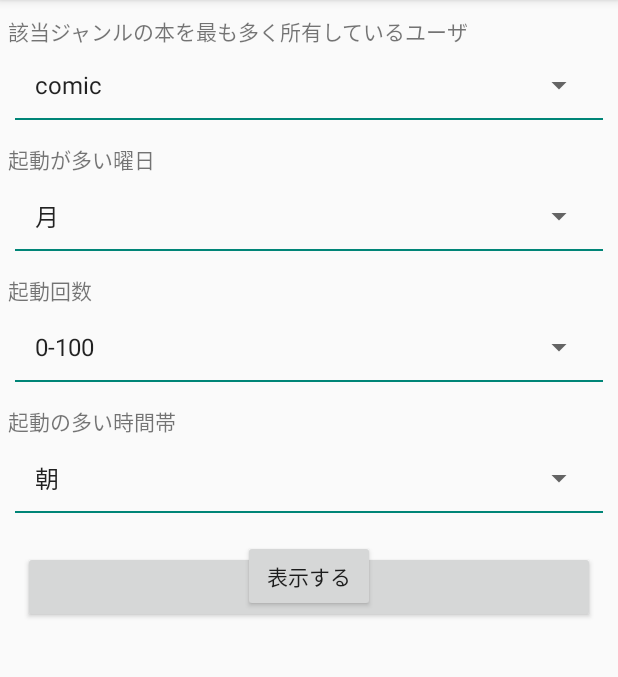
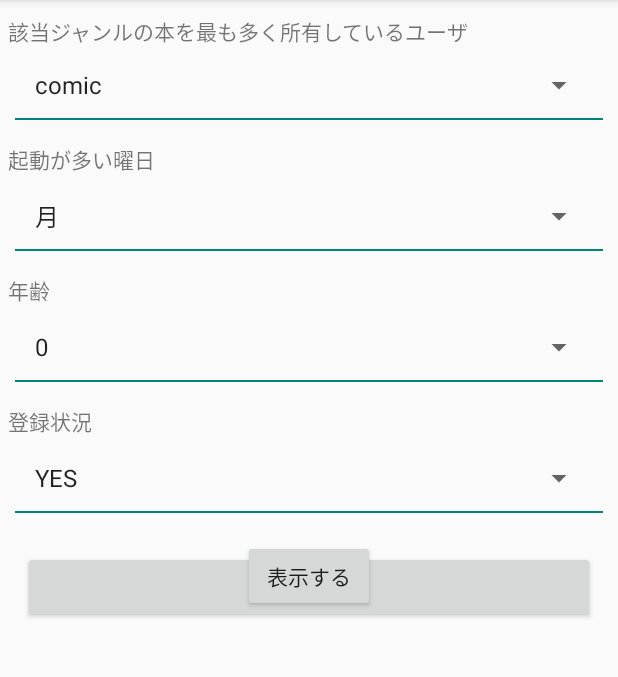
Before and after one commit to INFOCITY/richflyer-sdk-android, an Android app: the screen it shows after launch (MainActivity), on a phone screen of 412 x 824 dp, the part 84-761 px from its top. Run offline under Robolectric (Android 15) with nearby library versions, the phone set to English and light mode, and no system bars; libraries missing offline, so code that uses them is left out: jp.co.infocity; 1 statement that could not run was skipped.

```diff
--- a/example/app/build.gradle
+++ b/example/app/build.gradle
@@ -58,7 +58,7 @@ dependencies {
 
     implementation platform('com.google.firebase:firebase-bom:30.1.0')
     implementation 'com.google.firebase:firebase-messaging'
-    implementation 'jp.co.infocity:RichFlyer:1.4.9'
+    implementation 'jp.co.infocity:RichFlyer:1.5.3'
 
 }
 
--- a/example/app/src/main/java/net/richflyer/app/MainActivity.java
+++ b/example/app/src/main/java/net/richflyer/app/MainActivity.java
@@ -19,6 +19,7 @@ import com.google.android.material.snackbar.Snackbar;
 import com.google.firebase.messaging.FirebaseMessaging;
 
 import java.util.ArrayList;
+import java.util.Date;
 import java.util.HashMap;
 import java.util.Map;
 
@@ -44,8 +45,8 @@ public class MainActivity extends AppCompatActivity {
     enum SegmentParameter {
         genre,
         day,
-        launchCount,
-        dayTime;
+        age,
+        registered;
 
         @IdRes int getSpinnerId() {
             switch (this) {
@@ -53,9 +54,9 @@ public class MainActivity extends AppCompatActivity {
                     return R.id.segment_spinner_genre;
                 case day:
                     return R.id.segment_spinner_day;
-                case launchCount:
+                case age:
                     return R.id.segment_spinner_launch_count;
-                case dayTime:
+                case registered:
                     return R.id.segment_spinner_day_time;
                 default:
                     return -1;
@@ -69,17 +70,17 @@ public class MainActivity extends AppCompatActivity {
                     return R.array.spinner_list_genre;
                 case day:
                     return R.array.spinner_list_day;
-                case launchCount:
-                    return R.array.spinner_list_launch_count;
-                case dayTime:
-                    return R.array.spinner_list_daytime;
+                case age:
+                    return R.array.spinner_list_age;
+                case registered:
+                    return R.array.spinner_list_registered;
                 default:
                     return -1;
             }
         }
     }
 
-    private HashMap<String, String> segments;
+    private HashMap<String, Object> segments;
 
     @SuppressWarnings("ResourceType")
     @Override
@@ -185,12 +186,26 @@ public class MainActivity extends AppCompatActivity {
         register.setOnClickListener(new View.OnClickListener() {
             @Override
             public void onClick(final View v) {
-                Map<String, String> param = new HashMap<>();
+                Map<String, String> stringSegments = new HashMap<>();
+                Map<String, Integer> intSegments = new HashMap<>();
+                Map<String, Boolean> boolSegments = new HashMap<>();
+                Map<String, Date> dateSegments = new HashMap<>();
+
                 for (String key : segments.keySet()) {
-                    param.put(key, segments.get(key));
+                    Object value = segments.get(key);
+                    if (value instanceof String) {
+                        stringSegments.put(key, (String)value);
+                    } else if (value instanceof Integer) {
+                        intSegments.put(key, (Integer)value);
+                    } else if (value instanceof Boolean) {
+                        boolSegments.put(key, (Boolean) value);
+
+                    }
                 }
-                System.out.println("********* / " + segments);
-                RichFlyer.registerSegments(param, getApplicationContext(), new RichFlyerResultListener() {
+                dateSegments.put("registeredDate", new Date());
+
+                RichFlyer.registerSegments(stringSegments, intSegments, boolSegments, dateSegments,
+                        getApplicationContext(), new RichFlyerResultListener() {
                     @Override
                     public void onCompleted(RFResult result) {
                         if (result.isResult()) {
@@ -245,7 +260,18 @@ public class MainActivity extends AppCompatActivity {
     private void onSpinnerClick(String key, View parent) {
         Spinner spinner = (Spinner) parent;
         String value = spinner.getSelectedItem().toString();
-        segments.put(key, value);
+
+        try {
+            segments.put(key, Integer.parseInt(value));
+        } catch (NumberFormatException e) {
+            if (value.equals("YES")) {
+                segments.put(key, new Boolean(true));
+            } else if (value.equals("NO")) {
+                segments.put(key, new Boolean(false));
+            } else {
+                segments.put(key, value);
+            }
+        }
     }
 
     @SuppressLint("WrongConstant")
--- a/example/app/src/main/res/layout/segment_tab.xml
+++ b/example/app/src/main/res/layout/segment_tab.xml
@@ -51,7 +51,7 @@
         android:layout_width="match_parent"
         android:layout_height="wrap_content"
         android:layout_margin="5dp"
-        android:text="@string/spinner_text_launch_count" />
+        android:text="@string/spinner_text_age" />
 
     <Spinner
         android:id="@+id/segment_spinner_launch_count"
@@ -71,7 +71,7 @@
         android:layout_width="match_parent"
         android:layout_height="wrap_content"
         android:layout_margin="5dp"
-        android:text="@string/spinner_text_daytime" />
+        android:text="@string/spinner_text_registered" />
 
     <Spinner
         android:id="@+id/segment_spinner_day_time"
--- a/example/app/src/main/res/values/strings.xml
+++ b/example/app/src/main/res/values/strings.xml
@@ -6,8 +6,8 @@
 
     <string name="spinner_text_genre">該当ジャンルの本を最も多く所有しているユーザ</string>
     <string name="spinner_text_day">起動が多い曜日</string>
-    <string name="spinner_text_launch_count">起動回数</string>
-    <string name="spinner_text_daytime">起動の多い時間帯</string>
+    <string name="spinner_text_age">年齢</string>
+    <string name="spinner_text_registered">登録状況</string>
 
     <string-array name="spinner_list_genre">
         <item>comic</item>
@@ -24,17 +24,21 @@
         <item>土</item>
         <item>日</item>
     </string-array>
-    <string-array name="spinner_list_launch_count">
-        <item>0-100</item>
-        <item>101-1000</item>
-        <item>1001-5000</item>
-        <item>5001-10000</item>
+    <string-array name="spinner_list_age">
+        <item>0</item>
+        <item>10</item>
+        <item>20</item>
+        <item>30</item>
+        <item>40</item>
+        <item>50</item>
+        <item>60</item>
+        <item>70</item>
+        <item>80</item>
+        <item>90</item>
     </string-array>
-    <string-array name="spinner_list_daytime">
-        <item>朝</item>
-        <item>昼</item>
-        <item>晩</item>
-        <item>深夜</item>
+    <string-array name="spinner_list_registered">
+        <item>YES</item>
+        <item>NO</item>
     </string-array>
 
     <string name="event_title_open_store">ストアを開く</string>
```
